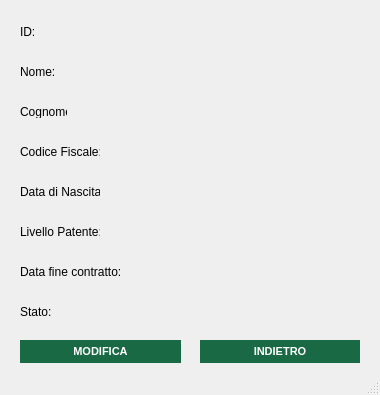
OT-Rax/AnconAmbiente, file src/main/gui/visualizza_operatore.ui: the form before one commit.
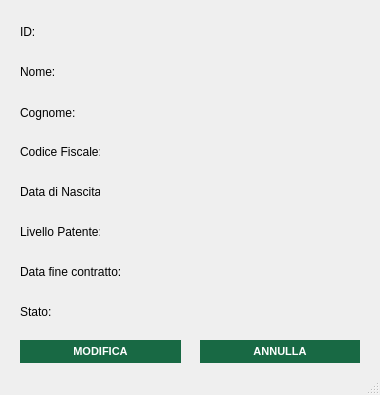
The form after the commit. Icons and pictures are not drawn.

Patch:
```diff
--- a/src/main/gui/visualizza_operatore.ui
+++ b/src/main/gui/visualizza_operatore.ui
@@ -36,8 +36,8 @@
      <rect>
       <x>20</x>
       <y>105</y>
-      <width>47</width>
-      <height>13</height>
+      <width>71</width>
+      <height>16</height>
      </rect>
     </property>
     <property name="text">
@@ -114,7 +114,7 @@
 }</string>
     </property>
     <property name="text">
-     <string>INDIETRO</string>
+     <string>ANNULLA</string>
     </property>
    </widget>
    <widget class="QLabel" name="label_4">
```
Left out of the diff: 2 changed lines with no effect on the pictures.
